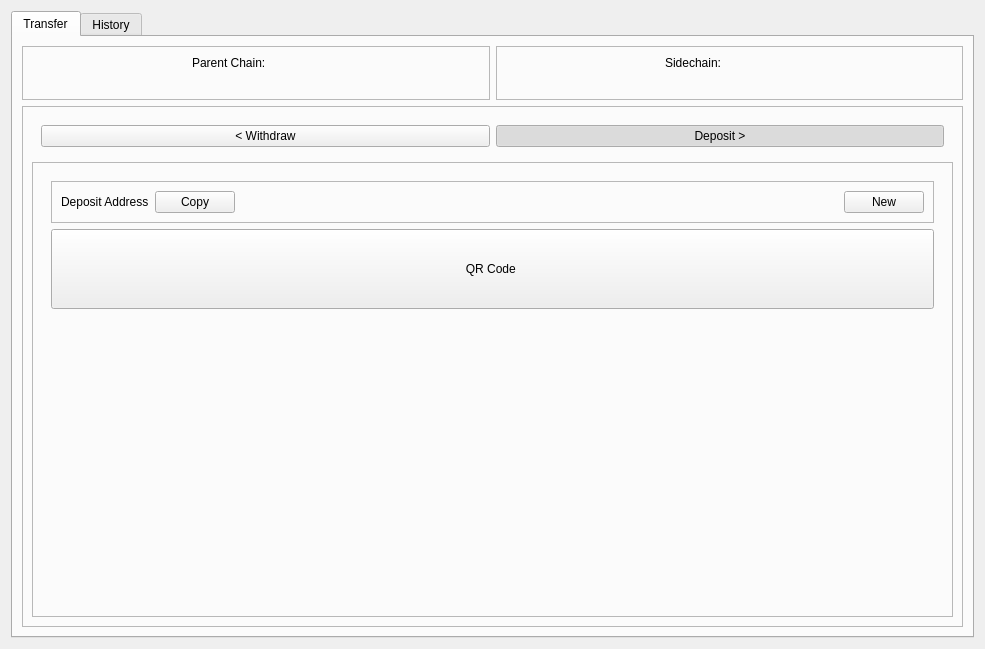
Above: src/qt/forms/sidechainpage.ui from drivechain-old/sidechain before the change. Below: the same form after it.
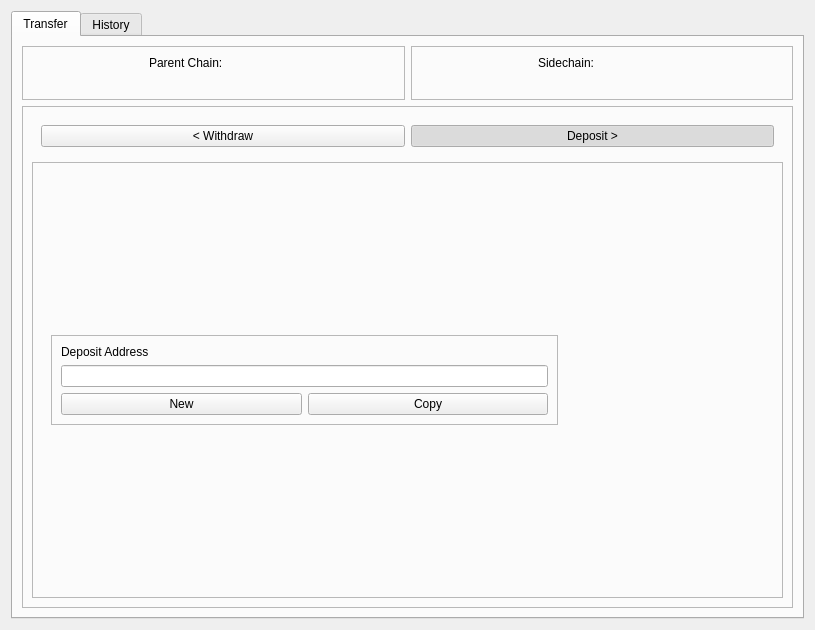
That is the form after the change. Icons and pictures are not drawn. Custom widgets are drawn as their Qt base class.

Commit message:
Update sidechain page deposit area
Generate new deposit address

Generate QR code

Style improvement

Patch:
```diff
--- a/src/qt/forms/sidechainpage.ui
+++ b/src/qt/forms/sidechainpage.ui
@@ -6,14 +6,14 @@
    <rect>
     <x>0</x>
     <y>0</y>
-    <width>985</width>
-    <height>649</height>
+    <width>815</width>
+    <height>630</height>
    </rect>
   </property>
   <property name="windowTitle">
    <string>Form</string>
   </property>
-  <layout class="QVBoxLayout" name="verticalLayout">
+  <layout class="QHBoxLayout" name="horizontalLayout_2">
    <item>
     <widget class="QTabWidget" name="tabWidget">
      <property name="currentIndex">
@@ -130,8 +130,8 @@
             <property name="frameShadow">
              <enum>QFrame::Raised</enum>
             </property>
-            <layout class="QVBoxLayout" name="verticalLayout_5">
-             <item>
+            <layout class="QGridLayout" name="gridLayout_9">
+             <item row="0" column="0">
               <widget class="QStackedWidget" name="stackedWidget">
                <property name="currentIndex">
                 <number>1</number>
@@ -290,27 +290,26 @@
                 </layout>
                </widget>
                <widget class="QWidget" name="pageDeposit">
-                <layout class="QVBoxLayout" name="verticalLayout_2">
+                <layout class="QHBoxLayout" name="horizontalLayout_5">
                  <item>
                   <widget class="QFrame" name="frame_6">
+                   <property name="sizePolicy">
+                    <sizepolicy hsizetype="Preferred" vsizetype="Maximum">
+                     <horstretch>0</horstretch>
+                     <verstretch>0</verstretch>
+                    </sizepolicy>
+                   </property>
                    <property name="frameShape">
                     <enum>QFrame::StyledPanel</enum>
                    </property>
                    <property name="frameShadow">
                     <enum>QFrame::Raised</enum>
                    </property>
-                   <layout class="QHBoxLayout" name="horizontalLayout_2">
-                    <item>
-                     <widget class="QLabel" name="labelDepositAddress">
-                      <property name="text">
-                       <string>Deposit Address</string>
-                      </property>
-                     </widget>
-                    </item>
-                    <item>
+                   <layout class="QGridLayout" name="gridLayout_8">
+                    <item row="3" column="1">
                      <widget class="QPushButton" name="pushButtonCopy">
                       <property name="sizePolicy">
-                       <sizepolicy hsizetype="Maximum" vsizetype="Fixed">
+                       <sizepolicy hsizetype="Minimum" vsizetype="Fixed">
                         <horstretch>0</horstretch>
                         <verstretch>0</verstretch>
                        </sizepolicy>
@@ -324,20 +323,17 @@
                       </property>
                      </widget>
                     </item>
-                    <item>
-                     <spacer name="horizontalSpacer">
-                      <property name="orientation">
-                       <enum>Qt::Horizontal</enum>
+                    <item row="1" column="0" colspan="2">
+                     <widget class="QLineEdit" name="lineEditDepositAddress">
+                      <property name="sizePolicy">
+                       <sizepolicy hsizetype="Expanding" vsizetype="Fixed">
+                        <horstretch>0</horstretch>
+                        <verstretch>0</verstretch>
+                       </sizepolicy>
                       </property>
-                      <property name="sizeHint" stdset="0">
-                       <size>
-                        <width>40</width>
-                        <height>20</height>
-                       </size>
-                      </property>
-                     </spacer>
+                     </widget>
                     </item>
-                    <item>
+                    <item row="3" column="0">
                      <widget class="QPushButton" name="pushButtonNew">
                       <property name="text">
                        <string>New</string>
@@ -348,11 +344,18 @@
                       </property>
                      </widget>
                     </item>
+                    <item row="0" column="0">
+                     <widget class="QLabel" name="labelDepositAddress">
+                      <property name="text">
+                       <string>Deposit Address</string>
+                      </property>
+                     </widget>
+                    </item>
                    </layout>
                   </widget>
                  </item>
                  <item>
-                  <widget class="QPushButton" name="pushButton_2">
+                  <widget class="QRImageWidget" name="QRCode">
                    <property name="sizePolicy">
                     <sizepolicy hsizetype="Minimum" vsizetype="Fixed">
                      <horstretch>0</horstretch>
@@ -361,45 +364,34 @@
                    </property>
                    <property name="minimumSize">
                     <size>
-                     <width>0</width>
-                     <height>80</height>
+                     <width>200</width>
+                     <height>200</height>
                     </size>
                    </property>
-                   <property name="text">
-                    <string>QR Code </string>
-                   </property>
-                  </widget>
-                 </item>
-                 <item>
-                  <spacer name="verticalSpacer">
-                   <property name="orientation">
-                    <enum>Qt::Vertical</enum>
-                   </property>
-                   <property name="sizeHint" stdset="0">
+                   <property name="maximumSize">
                     <size>
-                     <width>20</width>
-                     <height>40</height>
+                     <width>200</width>
+                     <height>200</height>
                     </size>
                    </property>
-                  </spacer>
+                   <property name="toolTip">
+                    <string>QR Code</string>
+                   </property>
+                   <property name="textFormat">
+                    <enum>Qt::PlainText</enum>
+                   </property>
+                   <property name="alignment">
+                    <set>Qt::AlignCenter</set>
+                   </property>
+                   <property name="wordWrap">
+                    <bool>true</bool>
+                   </property>
+                  </widget>
                  </item>
                 </layout>
                </widget>
               </widget>
              </item>
-             <item>
-              <spacer name="verticalSpacer_2">
-               <property name="orientation">
-                <enum>Qt::Vertical</enum>
-               </property>
-               <property name="sizeHint" stdset="0">
-                <size>
-                 <width>20</width>
-                 <height>40</height>
-                </size>
-               </property>
-              </spacer>
-             </item>
             </layout>
            </widget>
           </item>
@@ -587,15 +579,21 @@
   </layout>
  </widget>
  <customwidgets>
-  <customwidget>
-   <class>QValidatedLineEdit</class>
-   <extends>QLineEdit</extends>
-   <header>qvalidatedlineedit.h</header>
-  </customwidget>
   <customwidget>
    <class>BitcoinAmountField</class>
    <extends>QLineEdit</extends>
    <header>bitcoinamountfield.h</header>
+   <container>1</container>
+  </customwidget>
+  <customwidget>
+   <class>QRImageWidget</class>
+   <extends>QLabel</extends>
+   <header>receiverequestdialog.h</header>
+  </customwidget>
+  <customwidget>
+   <class>QValidatedLineEdit</class>
+   <extends>QLineEdit</extends>
+   <header>qvalidatedlineedit.h</header>
   </customwidget>
  </customwidgets>
  <resources>
```
The commit also changes 2 other files.
